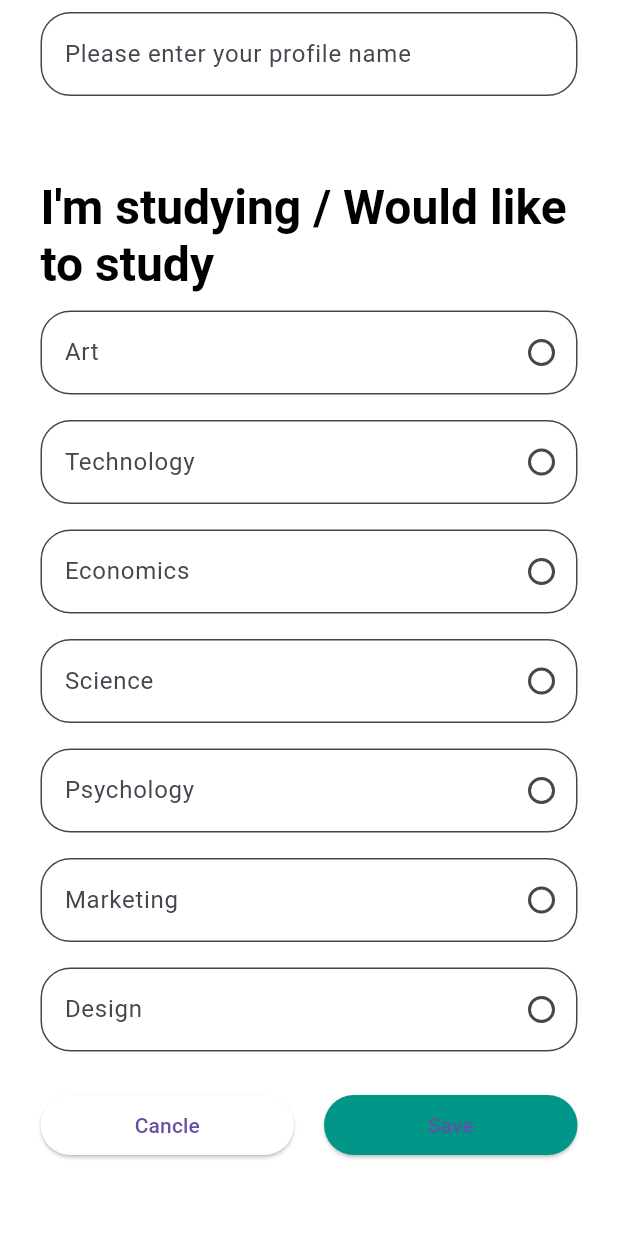
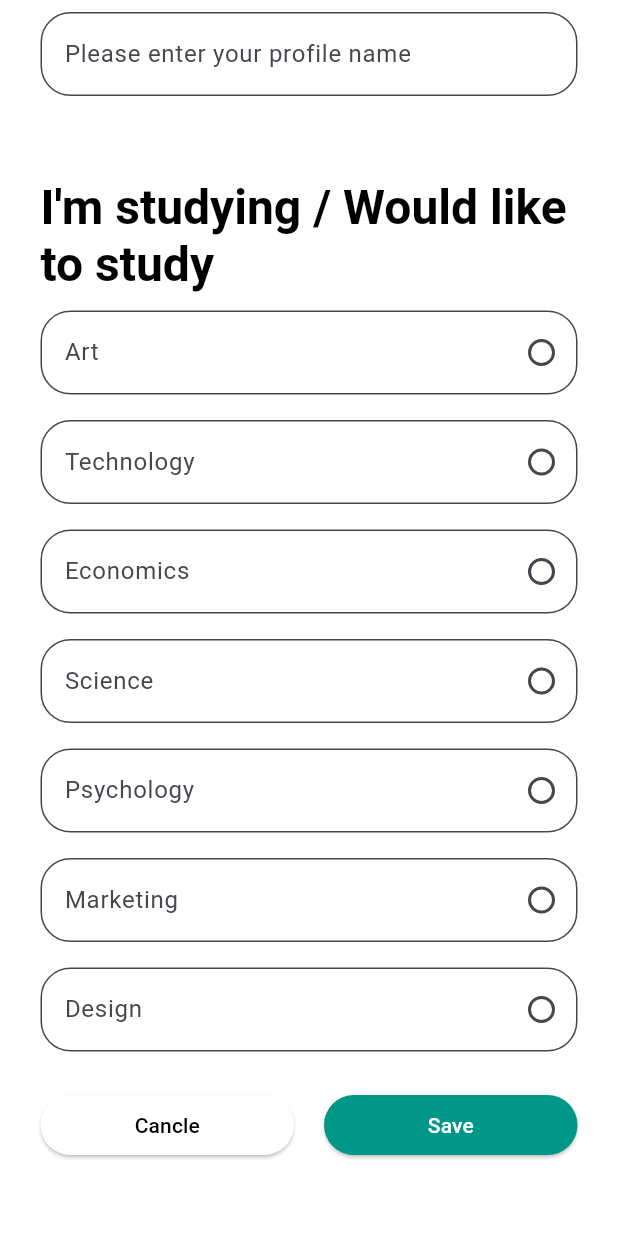
Before and after one commit to Kanishka714/donextui6.2, a Flutter app: the screen it shows after launch, scrolled down 329 dp, on a phone screen of 412 x 824 dp. Run offline on Flutter 3.47's test engine with Material 3 defaults, Android fonts, the phone set to English and light mode, and no system bars.

Commit message:
almost done

```diff
--- a/lib/custom_textfield.dart
+++ b/lib/custom_textfield.dart
@@ -12,37 +12,50 @@ class CustomTextField extends StatefulWidget {
 
 class _CustomTextFieldState extends State<CustomTextField> {
   bool isChecked = false;
+  bool isSelected = false; // Track whether the text field is selected or not
 
   @override
   Widget build(BuildContext context) {
     return Padding(
       padding: const EdgeInsets.only(top: 12.0, bottom: 5.0),
+      child: GestureDetector(
+        onTap: () {
+          setState(() {
+            isSelected = !isSelected; // Toggle the selected state
+          });
+        },
         child: Container(
-        child: TextField( // Set text color to green
+          child: TextField(
             decoration: InputDecoration(
               hintText: widget.hintText,
               border: OutlineInputBorder(
                 borderRadius: BorderRadius.circular(20),
-              borderSide: BorderSide(color: Colors.green), // Set border color to green
+                borderSide: BorderSide(
+                  color: isSelected ? Colors.teal.shade600 : Colors.green,
+                ),
               ),
               focusedBorder: OutlineInputBorder(
                 borderRadius: BorderRadius.circular(20),
-              borderSide: BorderSide(color: Colors.teal.shade600), // Set focused border color to green
+                borderSide: BorderSide(
+                  color: isSelected ? Colors.teal.shade600 : Colors.green,
+                  width: 2.0,
                 ),
-            filled: true, // Set to true to fill the background
+              ),
+              filled: true,
               fillColor: Colors.white,
               suffixIcon: widget.showCheckBox
                   ? Checkbox(
                 value: isChecked,
-              shape: CircleBorder(), // this is to make the check
+                shape: CircleBorder(),
                 onChanged: (value) {
                   setState(() {
                     isChecked = value!;
                   });
                 },
-              activeColor: Colors.green, // Change the color when selected
+                activeColor: Colors.green,
               )
-                : null, // Null if showCheckBox is false
+                  : null,
+            ),
           ),
         ),
       ),
--- a/lib/home_page.dart
+++ b/lib/home_page.dart
@@ -94,9 +94,9 @@ class _MyHomePageState extends State<MyHomePage> {
                       Row(
                         mainAxisAlignment: MainAxisAlignment.spaceBetween,
                         children: [
-                          MyButton(color: Colors.white, buttonText: "Cancle"),
+                          MyButton(color: Colors.white, buttonText: "Cancle", textColor: Colors.black),
                           SizedBox(width: 20.0),
-                          MyButton(color: Colors.teal, buttonText: "Save",),
+                          MyButton(color: Colors.teal, buttonText: "Save", textColor: Colors.white),
                         ],
                       ),
 
--- a/lib/my_button.dart
+++ b/lib/my_button.dart
@@ -3,7 +3,8 @@ import 'package:flutter/material.dart';
 class MyButton extends StatefulWidget {
   final Color color;
   final String buttonText;
-  const MyButton({Key? key, required this.color, required this.buttonText}) : super(key: key);
+  final Color textColor; // New property for text color
+  const MyButton({Key? key, required this.color, required this.buttonText, required this.textColor}) : super(key: key);
 
   @override
   State<MyButton> createState() => _MyButtonState();
@@ -22,6 +23,9 @@ class _MyButtonState extends State<MyButton> {
         },
         child: Text(
           widget.buttonText, // Use widget.buttonText for the button text
+          style: TextStyle(
+            color: widget.textColor, // Set text color using widget.textColor
+          ),
         ),
       ),
     );
```
Lines whose indentation alone changed are shown as unchanged.
